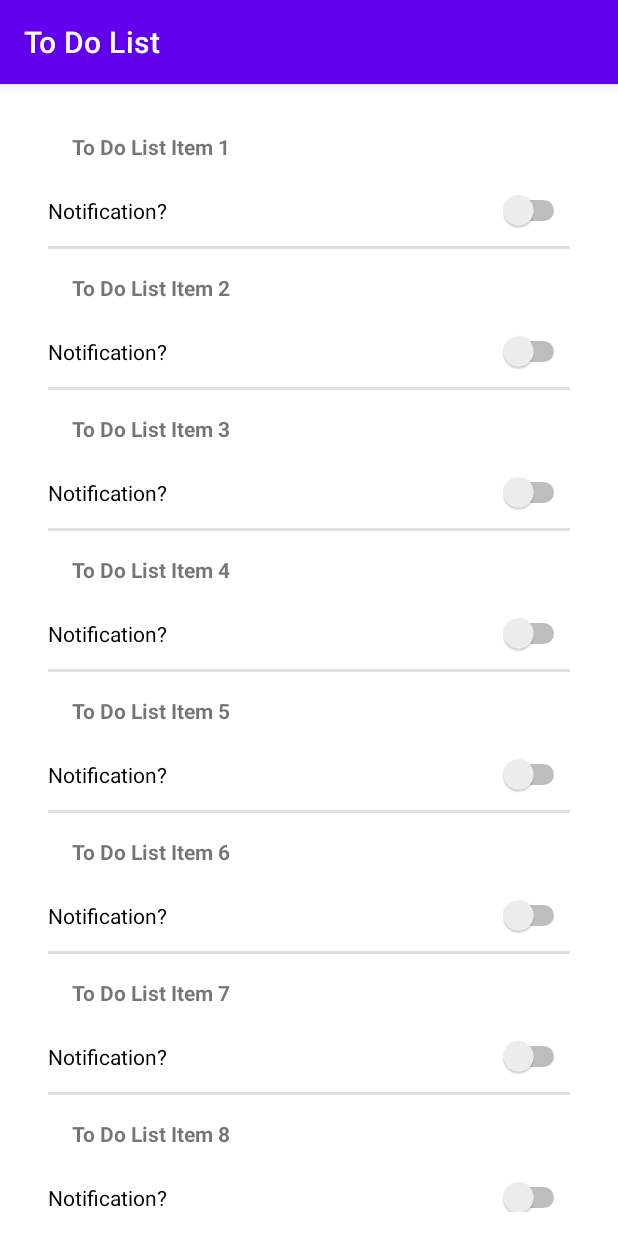
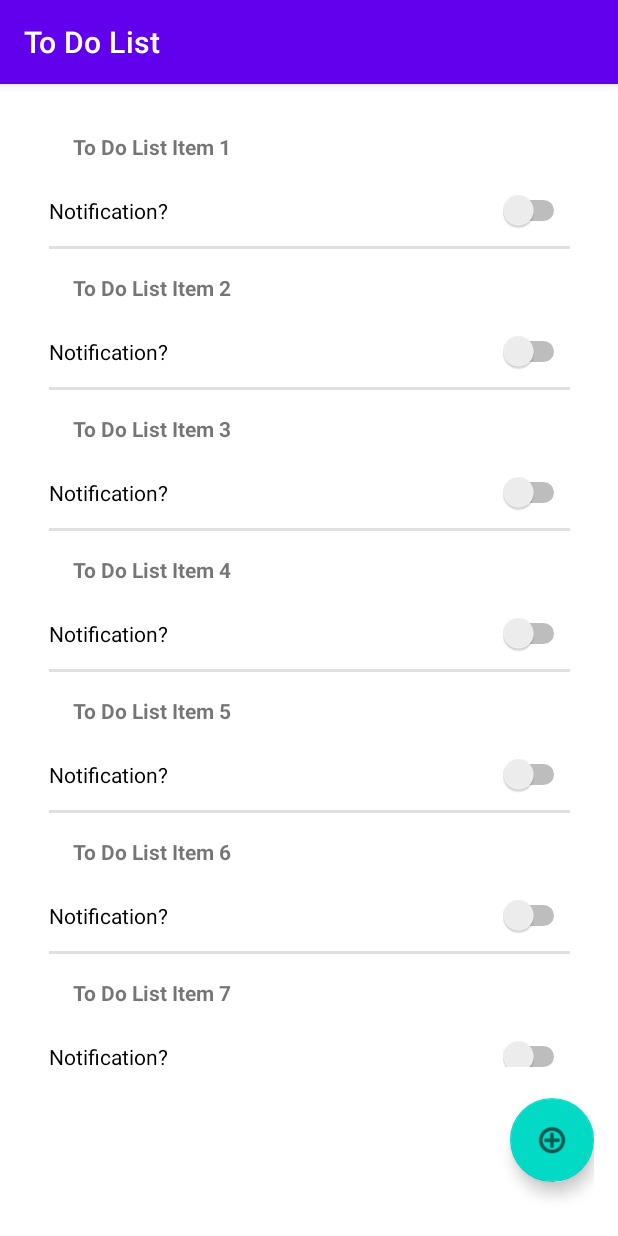
Before and after one commit to b-wiseman/ToDoList, an Android app: the screen it shows after launch (MainActivity), on a phone screen of 412 x 824 dp. Run offline under Robolectric (Android 15) with nearby library versions, the phone set to English and light mode, and no system bars.

Commit message:
Add button added - no functionality

```diff
--- a/app/src/main/res/layout/activity_main.xml
+++ b/app/src/main/res/layout/activity_main.xml
@@ -8,11 +8,27 @@
     tools:context=".MainActivity">
 
     <androidx.recyclerview.widget.RecyclerView
-        android:layout_width="match_parent"
-        android:layout_height="match_parent"
         android:id="@+id/recyclerView"
+        android:layout_width="379dp"
+        android:layout_height="639dp"
         app:layout_constraintBottom_toBottomOf="parent"
         app:layout_constraintEnd_toEndOf="parent"
+        app:layout_constraintHorizontal_bias="1.0"
         app:layout_constraintStart_toStartOf="parent"
-        app:layout_constraintTop_toTopOf="parent" />
+        app:layout_constraintTop_toTopOf="parent"
+        app:layout_constraintVertical_bias="0.0">
+
+    </androidx.recyclerview.widget.RecyclerView>
+
+    <com.google.android.material.floatingactionbutton.FloatingActionButton
+        android:id="@+id/floatingActionButton"
+        android:layout_width="wrap_content"
+        android:layout_height="wrap_content"
+        android:clickable="true"
+        android:contentDescription="@string/addbutton"
+        android:focusable="true"
+        app:layout_constraintBottom_toBottomOf="parent"
+        app:layout_constraintEnd_toEndOf="parent"
+        app:layout_constraintTop_toBottomOf="@+id/recyclerView"
+        app:srcCompat="@android:drawable/ic_menu_add" />
 </androidx.constraintlayout.widget.ConstraintLayout>
--- a/app/src/main/res/values/strings.xml
+++ b/app/src/main/res/values/strings.xml
@@ -3,4 +3,5 @@
     <string name="title">Item title</string>
     <string name="description">Movie description</string>
     <string name="year">Year</string>
+    <string name="addbutton">addbutton</string>
 </resources>
```
